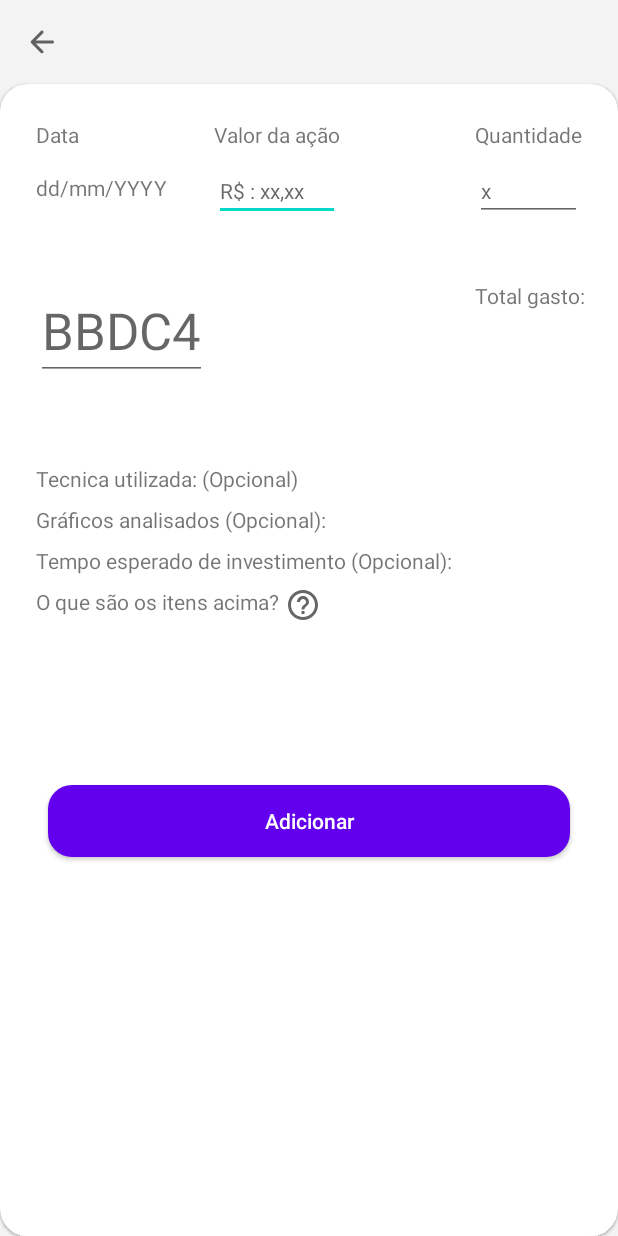
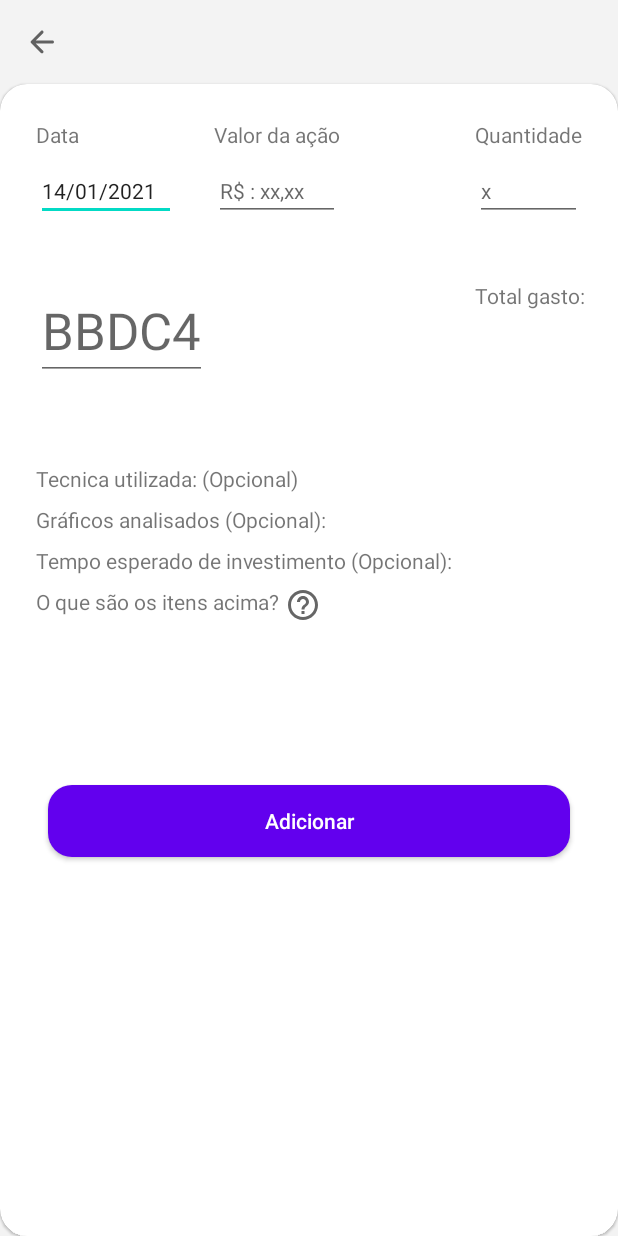
Before and after one commit to BacchoTerra/Finance_tracker, an Android app: the AddStockActivity screen opened directly, with no data from a screen before it, on a phone screen of 412 x 824 dp. Run offline under Robolectric (Android 15) with nearby library versions, the phone set to English and light mode, and no system bars.

Commit message:
AddStockActivity#txtTotalPrice is now calculated..  - Need to add masks to each editText on AddStockActivity.

```diff
--- a/app/src/main/java/com/bacchoterra/financetracker/view/AddStockActivity.java
+++ b/app/src/main/java/com/bacchoterra/financetracker/view/AddStockActivity.java
@@ -3,22 +3,31 @@ package com.bacchoterra.financetracker.view;
 import androidx.appcompat.app.AppCompatActivity;
 import androidx.appcompat.widget.Toolbar;
 
-import android.content.Intent;
 import android.os.Bundle;
+import android.text.Editable;
+import android.text.TextWatcher;
 import android.widget.EditText;
 import android.widget.TextView;
+import android.widget.Toast;
 
 import com.bacchoterra.financetracker.R;
-import com.google.android.material.floatingactionbutton.FloatingActionButton;
+
+import java.text.SimpleDateFormat;
+import java.util.Calendar;
+import java.util.Locale;
 
 public class AddStockActivity extends AppCompatActivity {
 
+    //Layout views
     private Toolbar toolbar;
-    private TextView txtDate,txtDataChosen;
+    private EditText editDate;
     private EditText editPrice;
     private EditText editQuantity;
     private TextView txtTotalPrice;
 
+    //Price calculation
+    float price;
+    float quantity;
 
 
     @Override
@@ -26,27 +35,108 @@ public class AddStockActivity extends AppCompatActivity {
         super.onCreate(savedInstanceState);
         setContentView(R.layout.activity_add_stock);
         init();
-        initToolbar();
+        createToolbar();
+        setEditDateToCurrentDate();
+        calculateTotal();
+    }
 
-    }
+    //23renato77
 
     private void init() {
 
         toolbar = findViewById(R.id.activity_add_stock_toolbar);
-        txtDate = findViewById(R.id.activity_add_stock_txt_date);
-        txtDataChosen = findViewById(R.id.activity_add_stock_txt_choose_date);
+        editDate = findViewById(R.id.activity_add_stock_edit_date);
         editPrice = findViewById(R.id.activity_add_stock_edit_price);
         editQuantity = findViewById(R.id.activity_add_stock_edit_quantity);
-        txtTotalPrice = findViewById(R.id.activity_add_stock_txt_total_price);
+        txtTotalPrice = findViewById(R.id.activity_add_stock_txt_total_price_result);
 
     }
 
-    private void initToolbar(){
+    private void createToolbar() {
 
         setSupportActionBar(toolbar);
         getSupportActionBar().setDisplayHomeAsUpEnabled(true);
         getSupportActionBar().setHomeAsUpIndicator(R.drawable.ic_round_arrow_back_24);
         getSupportActionBar().setTitle(null);
+
+    }
+
+    private void setEditDateToCurrentDate() {
+
+        Calendar calendar = Calendar.getInstance();
+        SimpleDateFormat sdf = new SimpleDateFormat("dd/MM/yyyy", Locale.getDefault());
+
+        editDate.setText(sdf.format(calendar.getTimeInMillis()));
+
+    }
+
+    private void calculateTotal() {
+
+        editPrice.addTextChangedListener(new TextWatcher() {
+            @Override
+            public void beforeTextChanged(CharSequence charSequence, int i, int i1, int i2) {
+
+            }
+
+            @Override
+            public void onTextChanged(CharSequence charSequence, int i, int i1, int i2) {
+
+                if (!editQuantity.getText().toString().isEmpty() && charSequence.length() >0) {
+
+                    price = Float.parseFloat(charSequence.toString());
+                    quantity = Float.parseFloat(editQuantity.getText().toString());
+
+                    txtTotalPrice.setText(String.valueOf(price * quantity));
+
+                }
+
+                if (charSequence.length() == 0){
+
+                    txtTotalPrice.setText(null);
+
+                }
+
+
+            }
+
+            @Override
+            public void afterTextChanged(Editable editable) {
+
+            }
+        });
+
+        editQuantity.addTextChangedListener(new TextWatcher() {
+            @Override
+            public void beforeTextChanged(CharSequence charSequence, int i, int i1, int i2) {
+
+            }
+
+            @Override
+            public void onTextChanged(CharSequence charSequence, int i, int i1, int i2) {
+
+                if (!editPrice.getText().toString().isEmpty() && charSequence.length() >0) {
+
+                    quantity = Float.parseFloat(charSequence.toString());
+                    price = Float.parseFloat(editPrice.getText().toString());
+
+                    txtTotalPrice.setText(String.valueOf(price * quantity));
+
+                }
+
+                if (charSequence.length() == 0){
+
+                    txtTotalPrice.setText(null);
+
+                }
+
+
+            }
+
+            @Override
+            public void afterTextChanged(Editable editable) {
+
+            }
+        });
 
     }
 
@@ -57,4 +147,5 @@ public class AddStockActivity extends AppCompatActivity {
 
         return true;
     }
+
 }
--- a/app/src/main/res/layout/activity_add_stock.xml
+++ b/app/src/main/res/layout/activity_add_stock.xml
@@ -68,14 +68,18 @@
                 app:layout_constraintEnd_toEndOf="parent"
                 app:layout_constraintTop_toTopOf="@+id/activity_add_stock_txtInitial_price" />
 
-            <TextView
-                android:id="@+id/activity_add_stock_txt_choose_date"
+            <EditText
+                android:id="@+id/activity_add_stock_edit_date"
                 android:layout_width="wrap_content"
+                android:maxLength="10"
                 android:layout_height="wrap_content"
-                android:layout_marginTop="16dp"
-                android:text="@string/dd_mm_yyyy"
+                android:layout_marginTop="8dp"
+                android:hint="dd/mm/yyyyy"
+                android:inputType="number"
+                android:textSize="14sp"
                 app:layout_constraintStart_toStartOf="@+id/activity_add_stock_txt_date"
-                app:layout_constraintTop_toBottomOf="@+id/activity_add_stock_txt_date" />
+                app:layout_constraintTop_toBottomOf="@+id/activity_add_stock_txt_date"
+                tools:ignore="HardcodedText" />
 
             <EditText
                 android:id="@+id/activity_add_stock_edit_price"
@@ -112,7 +116,7 @@
                 android:maxLength="5"
                 android:textAppearance="@style/TextAppearance.AppCompat.Display1"
                 android:textColor="@color/renda_variavel"
-                app:layout_constraintStart_toStartOf="@+id/activity_add_stock_txt_choose_date"
+                app:layout_constraintStart_toStartOf="@+id/activity_add_stock_edit_date"
                 app:layout_constraintTop_toBottomOf="@+id/activity_add_stock_edit_price"
                 tools:ignore="HardcodedText" />
 
@@ -167,6 +171,8 @@
                 android:layout_width="wrap_content"
                 android:layout_height="wrap_content"
                 android:layout_marginTop="8dp"
+                app:layout_constraintEnd_toEndOf="parent"
+                app:layout_constraintHorizontal_bias="0.0"
                 app:layout_constraintStart_toStartOf="@+id/activity_add_stock_txt_total_price"
                 app:layout_constraintTop_toBottomOf="@+id/activity_add_stock_txt_total_price"
                 tools:text="R$: 45,45" />
```
